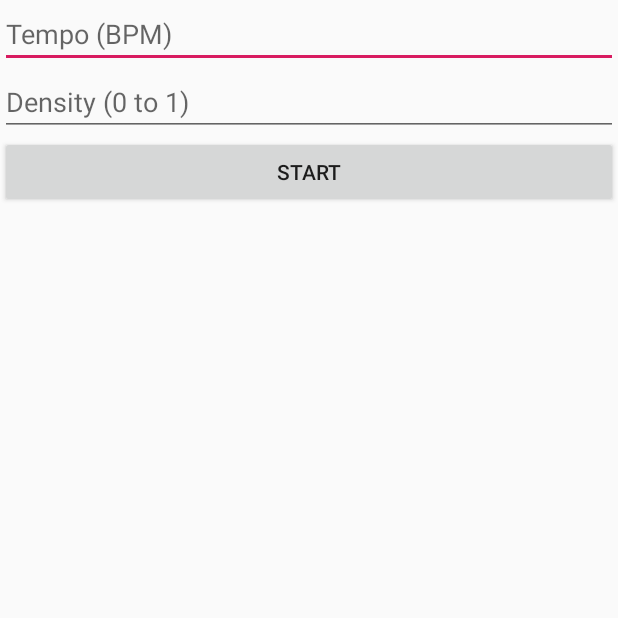
After one commit to GregSinclair/Capstone-Guitar-App, an Android app: the TempoSetupActivity screen opened directly, with no data from a screen before it, on a phone screen of 412 x 824 dp, the top half of it. The commit adds this screen. Run offline under Robolectric (Android 15) with nearby library versions, the light colour scheme and no system bars.

Commit message:
sync at start of feb 18 work period

```diff
--- a/app/src/main/AndroidManifest.xml
+++ b/app/src/main/AndroidManifest.xml
@@ -23,6 +23,9 @@
             android:theme="@style/AppTheme.noActionBar"/>
         <activity android:name=".TrainingActivity"
             android:screenOrientation="landscape"
+            android:theme="@style/AppTheme.noActionBar"/>
+        <activity android:name=".TempoSetupActivity"
+            android:screenOrientation="portrait"
             android:theme="@style/AppTheme.noActionBar"/>
         <activity
             android:name=".MainActivity"
--- /dev/null
+++ b/app/src/main/java/com/Group17/TempoSetupActivity.java
@@ -0,0 +1,44 @@
+package com.Group17;
+
+import android.content.Intent;
+import android.os.Bundle;
+import android.util.Log;
+import android.view.View;
+import android.view.WindowManager;
+import android.widget.EditText;
+
+import androidx.appcompat.app.AppCompatActivity;
+
+public class TempoSetupActivity extends AppCompatActivity {
+
+
+
+    @Override
+    protected void onCreate(Bundle savedInstanceState) {
+        super.onCreate(savedInstanceState);
+
+        getWindow().setFlags(WindowManager.LayoutParams.FLAG_FULLSCREEN,
+                WindowManager.LayoutParams.FLAG_FULLSCREEN);
+
+        setContentView(R.layout.tempo_screen);
+
+
+        findViewById(R.id.b_start).setOnClickListener(new View.OnClickListener() {
+            @Override
+            public void onClick(View view) {
+
+                EditText tempoInput = findViewById(R.id.text_tempo);
+                int tempo = Integer.parseInt(tempoInput.getText().toString());
+                EditText densityInput = findViewById(R.id.text_density);
+                double density = Double.parseDouble(densityInput.getText().toString());
+
+                randomTempoGenerator myRTG = new randomTempoGenerator(50, density); //no reason to get length from user
+                //be sure to actually use the tempo variable later
+
+                //check the settings, then pass the parameters and start an activity, RTG should probably be instantiated inside to be consistent, pass in the arguments
+
+            }
+        });
+
+    }
+}
--- /dev/null
+++ b/app/src/main/res/layout/tempo_screen.xml
@@ -0,0 +1,34 @@
+<?xml version="1.0" encoding="utf-8"?>
+<LinearLayout xmlns:android="http://schemas.android.com/apk/res/android"
+    xmlns:app="http://schemas.android.com/apk/res-auto"
+    android:orientation="vertical"
+    android:layout_width="match_parent"
+    android:layout_height="match_parent">
+
+    <EditText
+        android:id="@+id/text_tempo"
+        android:layout_width="match_parent"
+        android:layout_height="wrap_content"
+        android:ems="10"
+        android:hint="Tempo (BPM)"
+        android:inputType="number"
+        app:layout_constraintTop_toTopOf="@+id/textView"/>
+
+    <EditText
+        android:id="@+id/text_density"
+        android:layout_width="match_parent"
+        android:layout_height="wrap_content"
+        android:ems="10"
+        android:hint="Density (0 to 1)"
+        android:inputType="numberDecimal"
+        app:layout_constraintTop_toBottomOf="@+id/text_tempo"/>
+
+    <Button
+        android:id="@+id/b_start"
+        android:layout_width="match_parent"
+        android:layout_height="wrap_content"
+        android:text="Start"
+        app:layout_constraintTop_toBottomOf="@+id/text_density"/>
+        />
+
+</LinearLayout>
```
Also changed, not shown: app/src/main/java/com/Group17/GameActivity.java (+14 -2 lines), app/src/main/java/com/Group17/MainActivity.java (+17 -0 lines), app/src/main/java/com/Group17/randomTempoGenerator.java (added, +30 -0 lines), app/src/main/res/layout/title_screen.xml (+17 -0 lines), app/src/main/res/layout/user_selections_screen.xml (added, +16 -0 lines).
